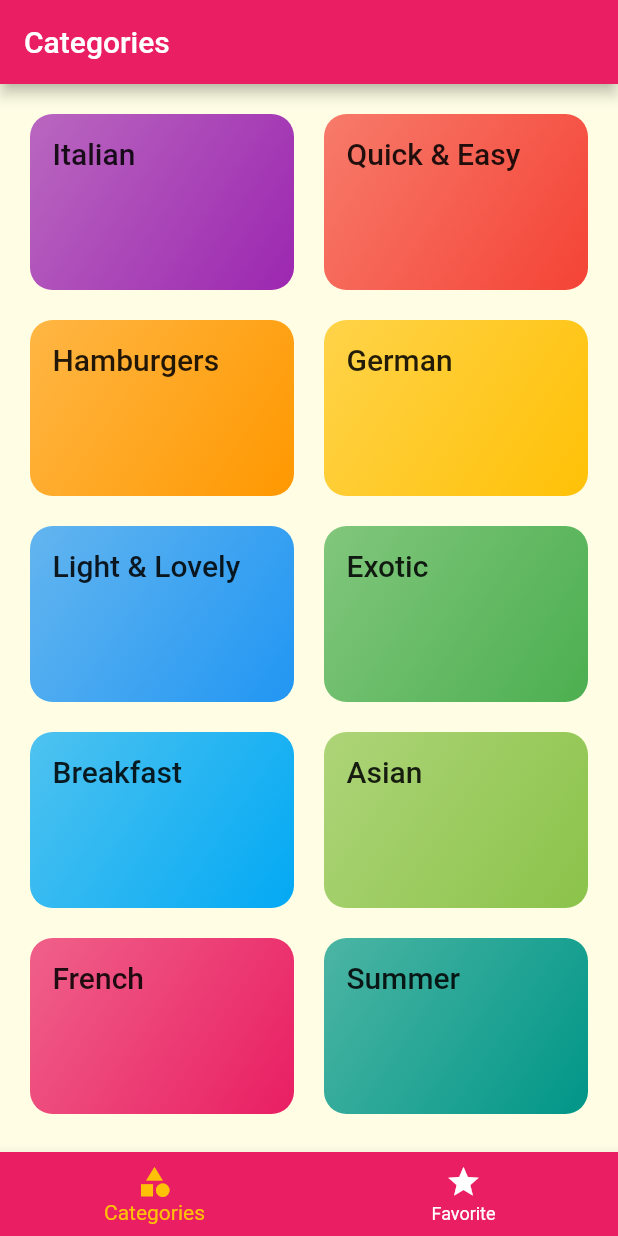
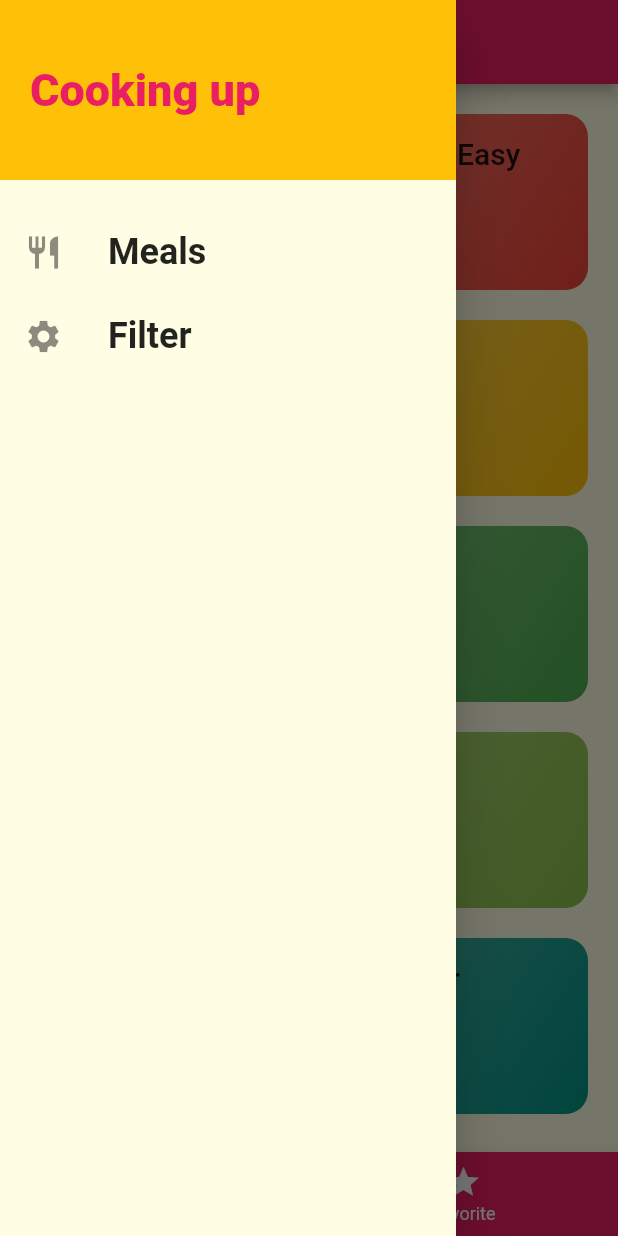
Before and after one commit to turinaf/flutter-dart, a Flutter app: the screen it shows after launch, with the side drawer open (before the commit the screen has no drawer), on a phone screen of 412 x 824 dp. Run offline on Flutter 3.47's test engine with Material 2 defaults, Android fonts, the phone set to English and light mode, and no system bars; Roboto replaces fonts that are missing (Raleway, RobotoCondensed).

Commit message:
Added Drawer widget

```diff
--- a/meals_app/lib/main.dart
+++ b/meals_app/lib/main.dart
@@ -1,4 +1,5 @@
 import 'package:flutter/material.dart';
+import './screens/filters_screen.dart';
 
 import './screens/meal_detail_screen.dart';
 import './screens/tabs_screen.dart';
@@ -40,6 +41,7 @@ class _MyAppState extends State<MyApp> {
         '/': (ctx) => TabsScreen(), // defualt one for homescreen
         categoryRoute: (ctx) => CategoryMealsScreen(),
         MealDetailScreen.routeName: (ctx) => MealDetailScreen(),
+        FiltersScreen.routeName: (ctx) => FiltersScreen(),
       },
       // Used when the route is not defined in routes.
       // onGenerateRoute is your fallback/ option to have more control about the creation + configuration of routing actions (= MaterialPageRoute that then loads a specific screen widget).
--- /dev/null
+++ b/meals_app/lib/screens/filters_screen.dart
@@ -0,0 +1,18 @@
+import 'package:flutter/material.dart';
+
+class FiltersScreen extends StatelessWidget {
+  static const routeName = '/filters';
+  const FiltersScreen({Key? key}) : super(key: key);
+
+  @override
+  Widget build(BuildContext context) {
+    return Scaffold(
+      appBar: AppBar(
+        title: Text('Filters'),
+      ),
+      body: Center(
+        child: Text("Filter"),
+      ),
+    );
+  }
+}
--- a/meals_app/lib/screens/tabs_screen.dart
+++ b/meals_app/lib/screens/tabs_screen.dart
@@ -1,4 +1,5 @@
 import 'package:flutter/material.dart';
+import '../widgets/main_drawer.dart';
 import './favorites_screen.dart';
 import './categories_screen.dart';
 
@@ -66,6 +67,7 @@ class _TabsScreenState extends State<TabsScreen> {
       appBar: AppBar(
         title: Text(_pages[_selectedPageIndex]['title'] as String),
       ),
+      drawer: MainDrawer(),
       body: _pages[_selectedPageIndex]['page'] as Widget,
       bottomNavigationBar: BottomNavigationBar(
         onTap: _selectPage,
--- /dev/null
+++ b/meals_app/lib/widgets/main_drawer.dart
@@ -0,0 +1,68 @@
+import 'package:flutter/material.dart';
+import 'package:meals_app/screens/filters_screen.dart';
+
+class MainDrawer extends StatelessWidget {
+  // const MainDrawer({Key? key}) : super(key: key);
+
+  Widget buildListTile(String title, IconData iconData, Function tapHandler) {
+    return ListTile(
+      leading: Icon(
+        iconData,
+        size: 26,
+      ),
+      title: Text(
+        title,
+        style: TextStyle(
+          fontFamily: 'RobotoCondensed',
+          fontSize: 24,
+          fontWeight: FontWeight.bold,
+        ),
+      ),
+      onTap: () => tapHandler(),
+    );
+  }
+
+  @override
+  Widget build(BuildContext context) {
+    return Drawer(
+      child: Column(
+        children: [
+          Container(
+            height: 120,
+            width: double.infinity,
+            padding: EdgeInsets.all(20),
+            alignment: Alignment.centerLeft,
+            color: Theme.of(context).accentColor,
+            child: Text(
+              "Cooking up",
+              style: TextStyle(
+                fontWeight: FontWeight.w900,
+                fontSize: 30,
+                color: Theme.of(context).primaryColor,
+              ),
+            ),
+          ),
+          SizedBox(
+            height: 20,
+          ),
+          buildListTile(
+            'Meals',
+            Icons.restaurant,
+            () {
+              Navigator.of(context).pushNamed('/');
+              // print("Meals clicked");
+            },
+          ),
+          buildListTile(
+            "Filter",
+            Icons.settings,
+            () {
+              // print("Filter clicked");
+              Navigator.of(context).pushNamed(FiltersScreen.routeName);
+            },
+          )
+        ],
+      ),
+    );
+  }
+}
```
